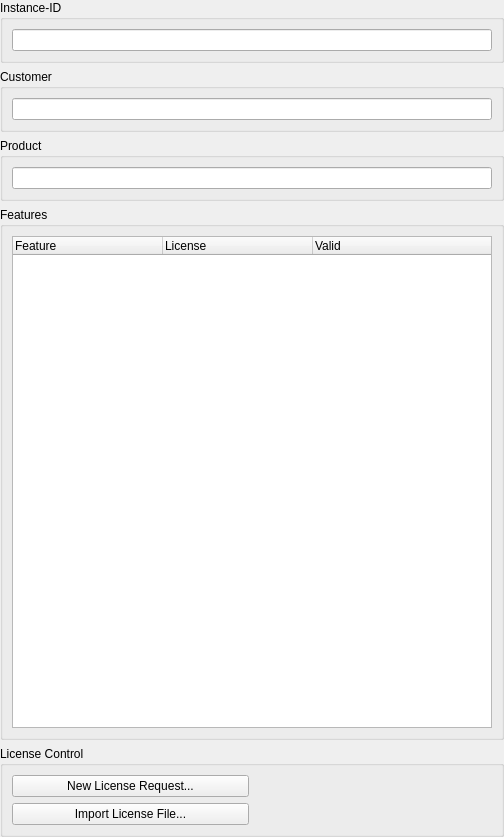
Qt form Include/imtlicgui/CProductInstanceInfoViewComp.ui (ImagingTools/ImtCore) before a commit.
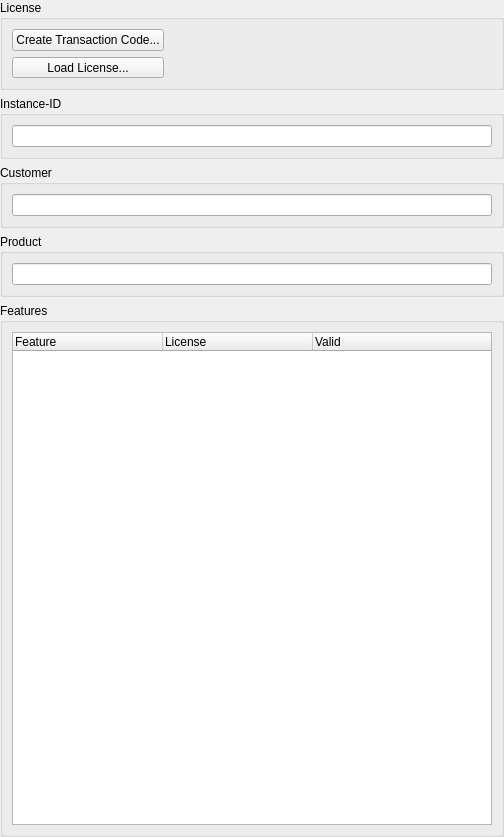
The same form after that commit. Icons and pictures are not drawn.

Commit message: License controller extended

What changed in the file:
```diff
--- a/Include/imtlicgui/CProductInstanceInfoViewComp.ui
+++ b/Include/imtlicgui/CProductInstanceInfoViewComp.ui
@@ -29,6 +29,76 @@
    <property name="bottomMargin">
     <number>0</number>
    </property>
+   <item>
+    <widget class="QGroupBox" name="LicenseManagementGroup">
+     <property name="maximumSize">
+      <size>
+       <width>600</width>
+       <height>16777215</height>
+      </size>
+     </property>
+     <property name="title">
+      <string>License</string>
+     </property>
+     <layout class="QHBoxLayout" name="horizontalLayout">
+      <item>
+       <layout class="QGridLayout" name="gridLayout">
+        <item row="0" column="0">
+         <widget class="QPushButton" name="NewLicenseRequestButton">
+          <property name="sizePolicy">
+           <sizepolicy hsizetype="Maximum" vsizetype="Fixed">
+            <horstretch>0</horstretch>
+            <verstretch>0</verstretch>
+           </sizepolicy>
+          </property>
+          <property name="text">
+           <string>Create Transaction Code...</string>
+          </property>
+          <property name="icon">
+           <iconset resource="../imtgui/imtguilight.qrc">
+            <normaloff>:/Icons/DocumentExport</normaloff>:/Icons/DocumentExport</iconset>
+          </property>
+         </widget>
+        </item>
+        <item row="0" column="1">
+         <widget class="QLabel" name="LicenseRequestDescriptionLabel">
+          <property name="text">
+           <string/>
+          </property>
+         </widget>
+        </item>
+        <item row="1" column="0">
+         <widget class="QToolButton" name="LoadLicenseButton">
+          <property name="sizePolicy">
+           <sizepolicy hsizetype="Preferred" vsizetype="Fixed">
+            <horstretch>0</horstretch>
+            <verstretch>0</verstretch>
+           </sizepolicy>
+          </property>
+          <property name="text">
+           <string>Load License...</string>
+          </property>
+          <property name="icon">
+           <iconset resource="../imtgui/imtguilight.qrc">
+            <normaloff>:/Icons/Import</normaloff>:/Icons/Import</iconset>
+          </property>
+          <property name="toolButtonStyle">
+           <enum>Qt::ToolButtonTextBesideIcon</enum>
+          </property>
+         </widget>
+        </item>
+        <item row="1" column="1">
+         <widget class="QLabel" name="LicensePathLabel">
+          <property name="text">
+           <string/>
+          </property>
+         </widget>
+        </item>
+       </layout>
+      </item>
+     </layout>
+    </widget>
+   </item>
    <item>
     <widget class="QGroupBox" name="InstanceIdGroup">
      <property name="maximumSize">
@@ -144,49 +214,6 @@
      </layout>
     </widget>
    </item>
-   <item>
-    <widget class="QGroupBox" name="LicenseManagementGroup">
-     <property name="maximumSize">
-      <size>
-       <width>600</width>
-       <height>16777215</height>
-      </size>
-     </property>
-     <property name="title">
-      <string>License Control</string>
-     </property>
-     <layout class="QGridLayout" name="gridLayout">
-      <item row="0" column="0">
-       <widget class="QPushButton" name="NewLicenseRequestButton">
-        <property name="text">
-         <string>New License Request...</string>
-        </property>
-       </widget>
-      </item>
-      <item row="0" column="1">
-       <widget class="QLabel" name="NewLicenseRequestHintLabel">
-        <property name="text">
-         <string/>
-        </property>
-       </widget>
-      </item>
-      <item row="1" column="0">
-       <widget class="QPushButton" name="LoadLicenseButton">
-        <property name="text">
-         <string>Import License File...</string>
-        </property>
-       </widget>
-      </item>
-      <item row="1" column="1">
-       <widget class="QLabel" name="LoadLicenseHintLabel">
-        <property name="text">
-         <string/>
-        </property>
-       </widget>
-      </item>
-     </layout>
-    </widget>
-   </item>
   </layout>
  </widget>
  <resources>
```
Left out of the diff: 2 changed lines with no effect on the pictures. The commit also changes 6 other files.
